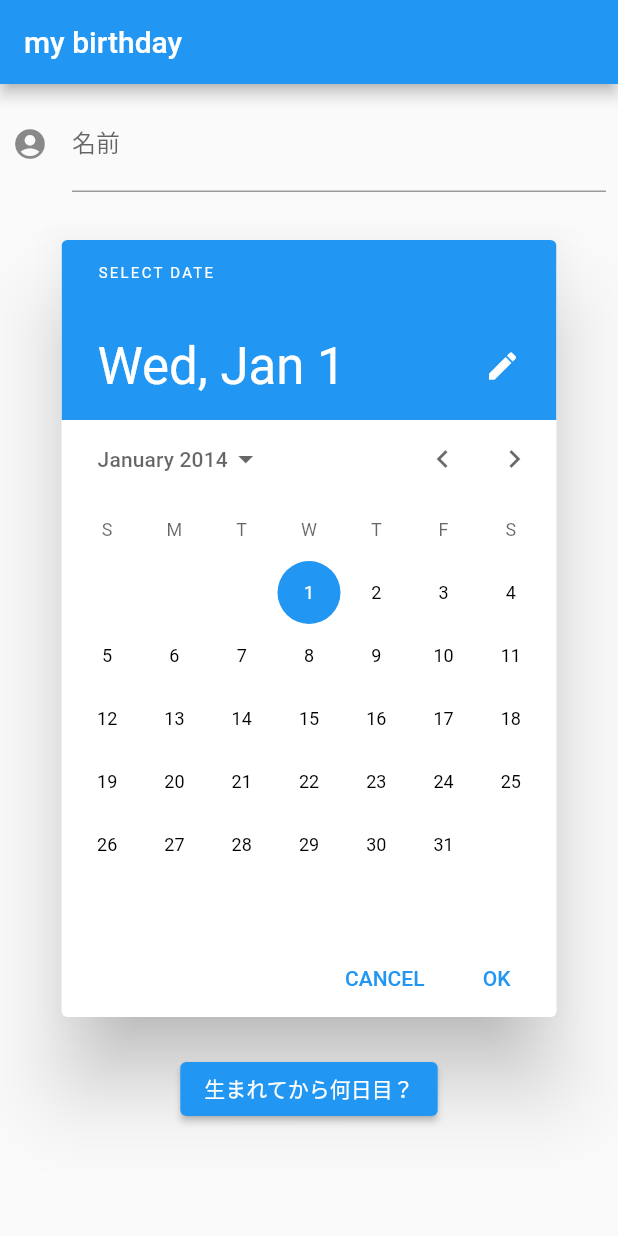
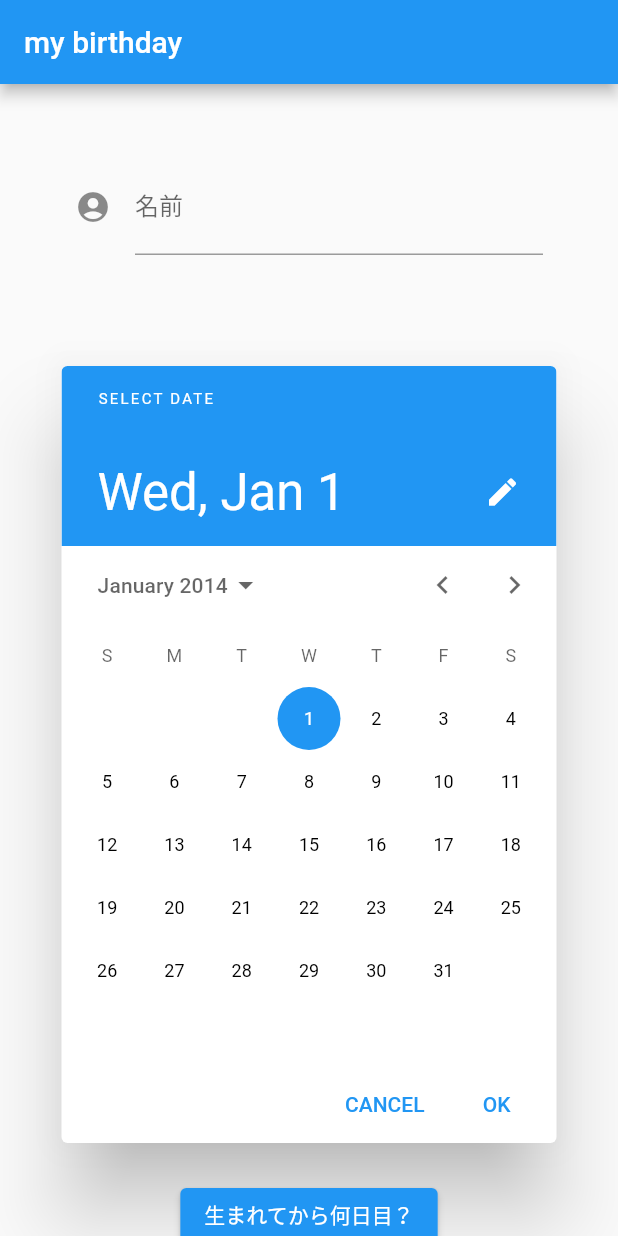
Before and after one commit to kenji-kk/flutter_pra_2, a Flutter app: the screen it shows after launch, on a phone screen of 412 x 824 dp. Run offline on Flutter 3.47's test engine with Material 2 defaults, Android fonts, the light colour scheme and no system bars.

Commit message:
class切り出し

```diff
--- a/lib/main.dart
+++ b/lib/main.dart
@@ -12,10 +12,24 @@
         appBar: AppBar(
           title: Text("my birthday"),
         ),
-        body: Column(
+        body: Home(),
+      ),
+    );
+  }
+}
+
+class Home extends StatelessWidget {
+  const Home({
+    super.key,
+  });
+
+  @override
+  Widget build(BuildContext context) {
+    return SingleChildScrollView(
+      child: Column(
         children: [
           Padding(
-              padding: const EdgeInsets.all(8.0),
+            padding: const EdgeInsets.all(50.0),
             child: TextField(
               decoration: InputDecoration(
                   labelText: '名前',
@@ -34,7 +48,6 @@
               child: Text("生まれてから何日目？"))
         ],
       ),
-      ),
     );
   }
 }
```
Lines whose indentation alone changed are shown as unchanged.
